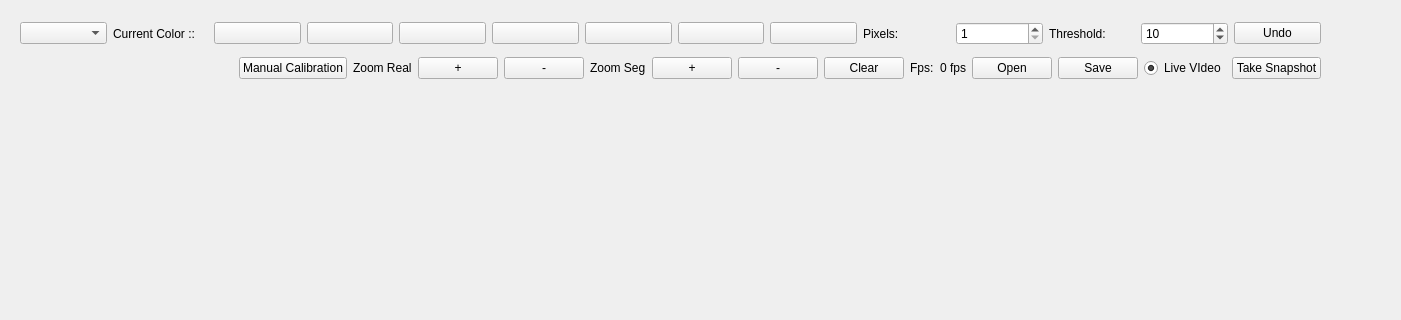
Qt form src/GUITools/KMonitor/KccHandler.ui (kouretes/Monas) before a commit; both pictures show x 0 to 1401 and y 0 to 320 of the 1500 by 700 pixel window.
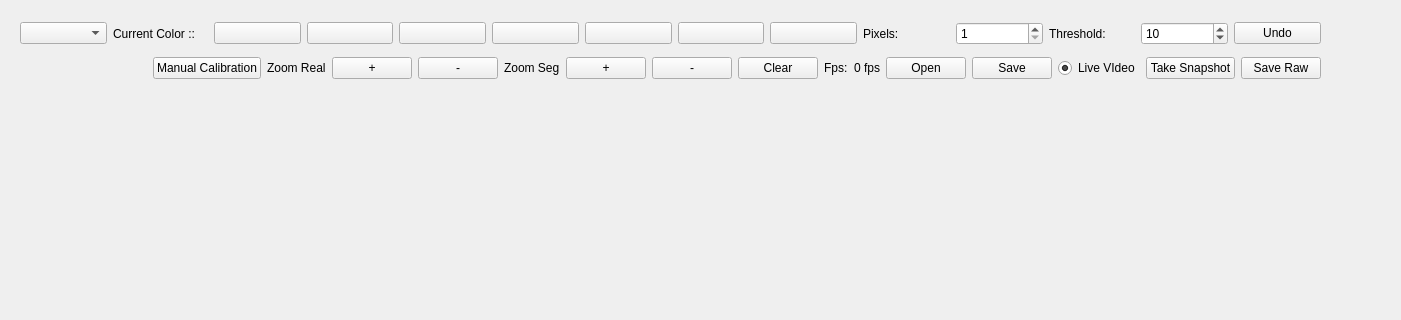
The same form after that commit.

```diff
--- a/src/GUITools/KMonitor/KccHandler.ui
+++ b/src/GUITools/KMonitor/KccHandler.ui
@@ -289,6 +289,13 @@
         </property>
        </widget>
       </item>
+      <item>
+       <widget class="QPushButton" name="pbSaveRaw">
+        <property name="text">
+         <string>Save Raw</string>
+        </property>
+       </widget>
+      </item>
      </layout>
     </item>
    </layout>
```
